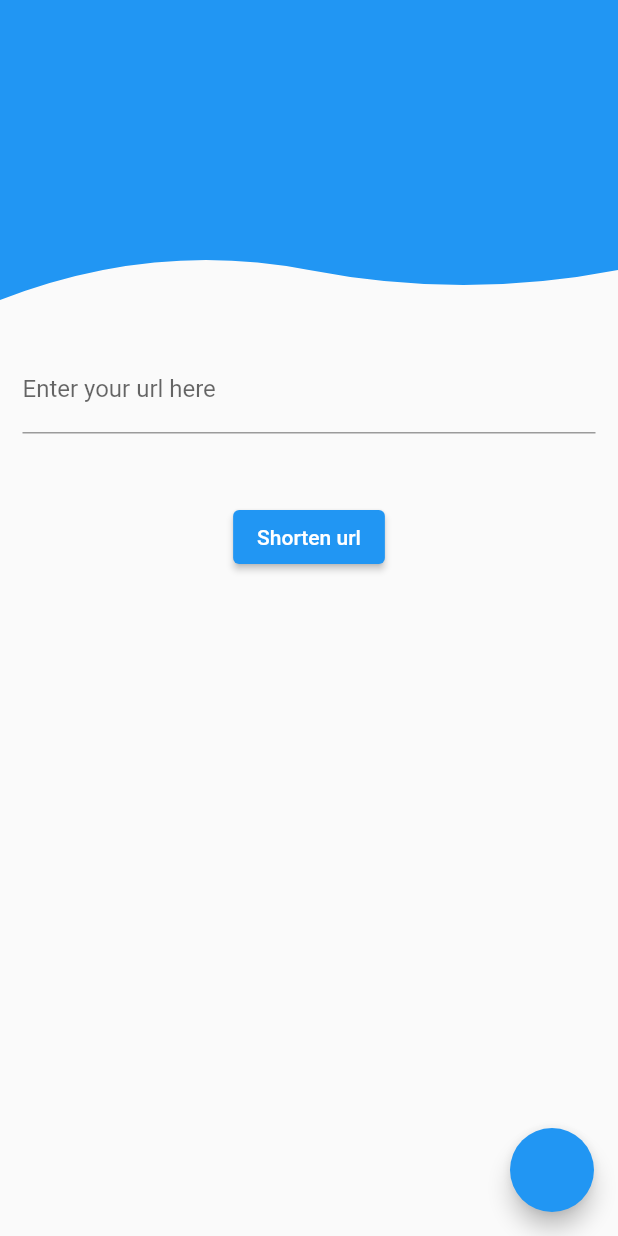
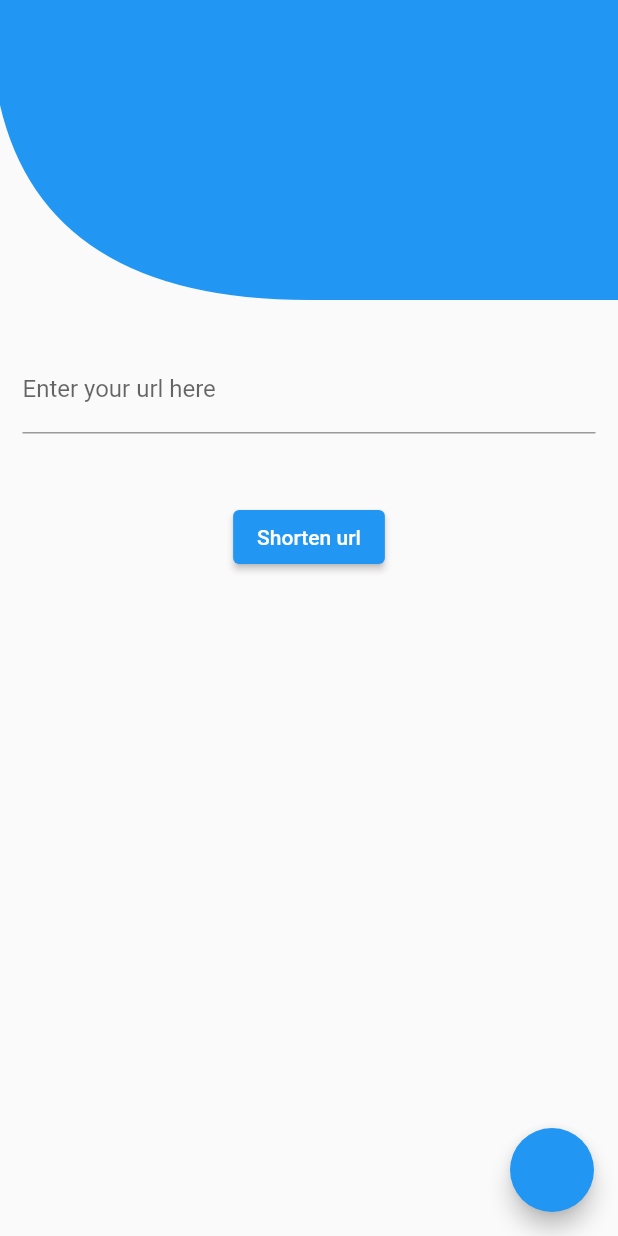
Before and after one commit to talhaozturk61/url_shortener, a Flutter app: the FirstPage screen opened directly, on a phone screen of 412 x 824 dp. Run offline on Flutter 3.47's test engine with Material 2 defaults, Android fonts, the phone set to English and light mode, and no system bars; our stand-ins replace get, introduction_screen; network calls fail.

Commit message:
designcommit

```diff
--- a/lib/firstpage.dart
+++ b/lib/firstpage.dart
@@ -35,7 +35,7 @@ class FirstPage extends StatelessWidget {
       body: Column(
         children: [
           ClipPath(
-            clipper: WaveClip(),
+            clipper: MyClipper(),
             child: Container(
               width: MediaQuery.of(context).size.width,
               height: 200,
@@ -120,24 +120,20 @@ class FirstPage extends StatelessWidget {
   }
 }
 
-class WaveClip extends CustomClipper<Path> {
+class MyClipper  extends CustomClipper<Path> {
   @override
   Path getClip(Size size) {
-    Path path = Path();
-    final lowPoint = size.height - 20;
-    final highPoint = size.height - 40;
-
-    path.lineTo(0, size.height);
-    path.quadraticBezierTo(size.width / 4, highPoint, size.width / 2, lowPoint);
-    path.quadraticBezierTo(
-        3 / 4 * size.width, size.height, size.width, lowPoint);
+    var path =  Path();
+    path.lineTo(0, size.height - 130);
+    var controllPoint = Offset(30,size.height);
+    var endPoint = Offset(size.width / 2, size.height);
+    path.quadraticBezierTo(controllPoint.dx, controllPoint.dy, endPoint.dx, endPoint.dy);
+    path.lineTo(size.width, size.height);
     path.lineTo(size.width, 0);
-
     return path;
   }
 
   @override
-  bool shouldReclip(CustomClipper<Path> oldClipper) {
-    return false;
-  }
+  bool shouldReclip(CustomClipper<Path> oldClipper) => true;
+
 }
```
Also changed, not shown: lib/main.dart (+2 -66 lines), lib/onboardscreen.dart (added, +70 -0 lines), lib/startPage.dart (added, +37 -0 lines).
